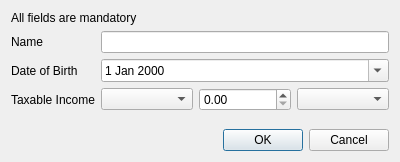
Old version of the form src/addfamilymemberdialog.ui in the repository VSRonin/BudgetyMcBudgetface.
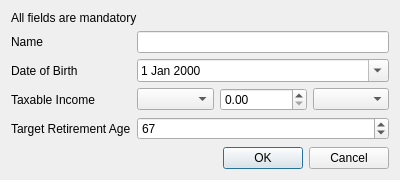
New version of the form.

```diff
--- a/src/addfamilymemberdialog.ui
+++ b/src/addfamilymemberdialog.ui
@@ -7,7 +7,7 @@
     <x>0</x>
     <y>0</y>
     <width>400</width>
-    <height>162</height>
+    <height>180</height>
    </rect>
   </property>
   <property name="windowTitle">
@@ -91,6 +91,23 @@
        </item>
       </layout>
      </item>
+     <item row="3" column="0">
+      <widget class="QLabel" name="label_5">
+       <property name="text">
+        <string>Target Retirement Age</string>
+       </property>
+      </widget>
+     </item>
+     <item row="3" column="1">
+      <widget class="QSpinBox" name="retirementAgeSpin">
+       <property name="minimum">
+        <number>55</number>
+       </property>
+       <property name="value">
+        <number>67</number>
+       </property>
+      </widget>
+     </item>
     </layout>
    </item>
    <item>
```
